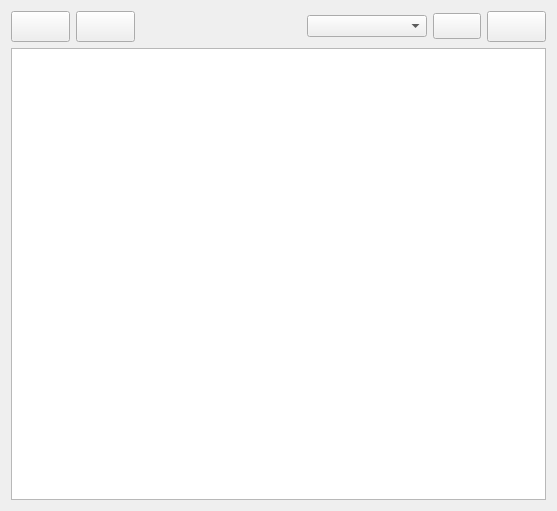
Qt form Notessa/note_list_gadget/ui/note_list_gadget.ui (Eixini/Notessa) before a commit.
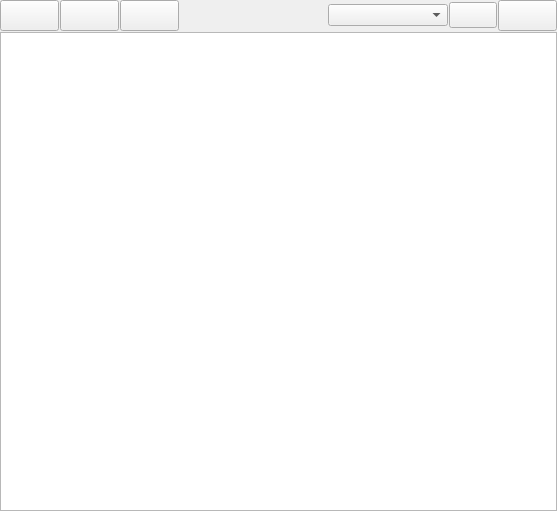
The same form after that commit. Icons and pictures are not drawn.

Commit message: A calendar has been implemented that displays notes with deadlines.

The edit to the form file:
```diff
--- a/Notessa/note_list_gadget/ui/note_list_gadget.ui
+++ b/Notessa/note_list_gadget/ui/note_list_gadget.ui
@@ -14,6 +14,21 @@
    <string>Form</string>
   </property>
   <layout class="QVBoxLayout" name="verticalLayout">
+   <property name="spacing">
+    <number>1</number>
+   </property>
+   <property name="leftMargin">
+    <number>0</number>
+   </property>
+   <property name="topMargin">
+    <number>0</number>
+   </property>
+   <property name="rightMargin">
+    <number>0</number>
+   </property>
+   <property name="bottomMargin">
+    <number>0</number>
+   </property>
    <item>
     <layout class="QHBoxLayout" name="horizontalLayout">
      <item>
@@ -76,6 +91,39 @@
        </property>
       </widget>
      </item>
+     <item>
+      <widget class="QPushButton" name="calendar_button">
+       <property name="sizePolicy">
+        <sizepolicy hsizetype="Minimum" vsizetype="Fixed">
+         <horstretch>0</horstretch>
+         <verstretch>0</verstretch>
+        </sizepolicy>
+       </property>
+       <property name="font">
+        <font>
+         <family>Ubuntu</family>
+         <pointsize>14</pointsize>
+         <bold>true</bold>
+        </font>
+       </property>
+       <property name="toolTip">
+        <string>Calendar</string>
+       </property>
+       <property name="text">
+        <string/>
+       </property>
+       <property name="icon">
+        <iconset resource="../../resources/icons/button/button_icons.qrc">
+         <normaloff>:/button/calendar.png</normaloff>:/button/calendar.png</iconset>
+       </property>
+       <property name="iconSize">
+        <size>
+         <width>25</width>
+         <height>25</height>
+        </size>
+       </property>
+      </widget>
+     </item>
      <item>
       <spacer name="horizontalSpacer">
        <property name="orientation">
```
Left out of the diff: 14 changed lines with no effect on the pictures. The commit also changes 11 other files.
